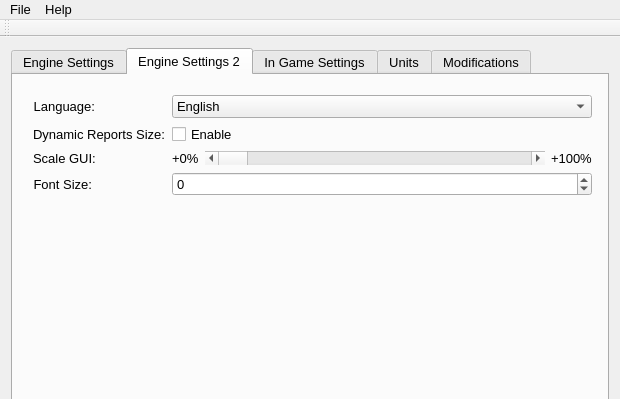
First picture: the form in MainWindow.ui, repository gearcity/GearCity_VideoSettingsEditor, before the edit; both pictures show x 0 to 620 and y 0 to 399 of the 620 by 650 pixel window.
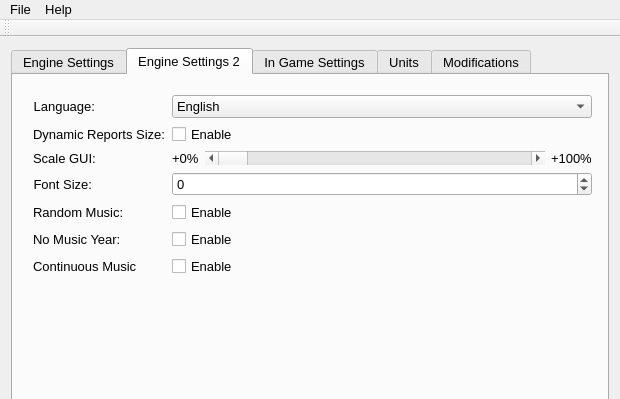
Second picture: the form after the edit. The open tabs and pages were chosen to show the change. Icons and pictures are not drawn.

Commit message: modified:   MainWindow.cpp 	modified:   MainWindow.ui 	modified:   ResetToDefault.cpp 	modified:   SaveSettings.cpp 	modified:   SettingsImporter.cpp 	modified:   SteamWorkshopLoader.cpp 	modified:   VideoSettings.pro

The edit to the form file:
```diff
--- a/MainWindow.ui
+++ b/MainWindow.ui
@@ -493,6 +493,48 @@
            </property>
           </widget>
          </item>
+         <item row="4" column="0">
+          <widget class="QLabel" name="label_40">
+           <property name="text">
+            <string>Random Music:</string>
+           </property>
+          </widget>
+         </item>
+         <item row="5" column="0">
+          <widget class="QLabel" name="label_47">
+           <property name="text">
+            <string>No Music Year:</string>
+           </property>
+          </widget>
+         </item>
+         <item row="6" column="0">
+          <widget class="QLabel" name="label_48">
+           <property name="text">
+            <string>Continuous Music</string>
+           </property>
+          </widget>
+         </item>
+         <item row="4" column="1">
+          <widget class="QCheckBox" name="checkBox_RandomMusic">
+           <property name="text">
+            <string>Enable</string>
+           </property>
+          </widget>
+         </item>
+         <item row="5" column="1">
+          <widget class="QCheckBox" name="checkBox_NoMusicYear">
+           <property name="text">
+            <string>Enable</string>
+           </property>
+          </widget>
+         </item>
+         <item row="6" column="1">
+          <widget class="QCheckBox" name="checkBox_ContinuousMusic">
+           <property name="text">
+            <string>Enable</string>
+           </property>
+          </widget>
+         </item>
         </layout>
        </widget>
       </widget>
```
Left out of the diff: 12 changed lines with no effect on the pictures. The commit also changes 7 other files.
